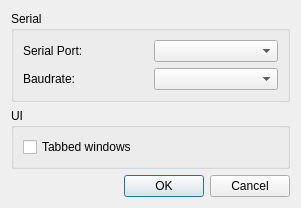
Before: the Qt Designer form settings.ui in xcoder123/FlexiPlot, drawn with Qt 5.
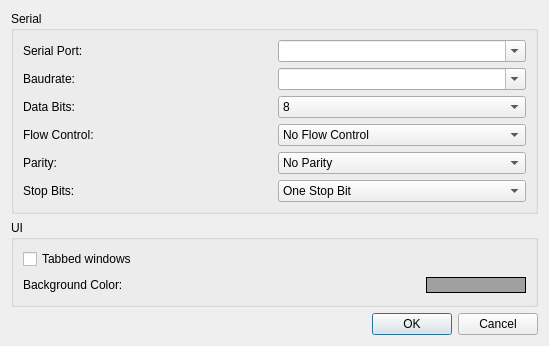
After: the same form once the commit is applied. Icons and pictures are not drawn.

```diff
--- a/settings.ui
+++ b/settings.ui
@@ -6,8 +6,8 @@
    <rect>
     <x>0</x>
     <y>0</y>
-    <width>301</width>
-    <height>188</height>
+    <width>549</width>
+    <height>329</height>
    </rect>
   </property>
   <property name="windowTitle">
@@ -34,7 +34,11 @@
          </widget>
         </item>
         <item>
-         <widget class="QComboBox" name="serialPort"/>
+         <widget class="QComboBox" name="serialPort">
+          <property name="editable">
+           <bool>true</bool>
+          </property>
+         </widget>
         </item>
        </layout>
       </item>
@@ -48,7 +52,161 @@
          </widget>
         </item>
         <item>
-         <widget class="QComboBox" name="baudrate"/>
+         <widget class="QComboBox" name="baudrate">
+          <property name="editable">
+           <bool>true</bool>
+          </property>
+         </widget>
+        </item>
+       </layout>
+      </item>
+      <item>
+       <layout class="QHBoxLayout" name="horizontalLayout">
+        <property name="topMargin">
+         <number>0</number>
+        </property>
+        <item>
+         <widget class="QLabel" name="label_3">
+          <property name="text">
+           <string>Data Bits:</string>
+          </property>
+         </widget>
+        </item>
+        <item>
+         <widget class="QComboBox" name="dataBits">
+          <property name="currentIndex">
+           <number>3</number>
+          </property>
+          <item>
+           <property name="text">
+            <string>5</string>
+           </property>
+          </item>
+          <item>
+           <property name="text">
+            <string>6</string>
+           </property>
+          </item>
+          <item>
+           <property name="text">
+            <string>7</string>
+           </property>
+          </item>
+          <item>
+           <property name="text">
+            <string>8</string>
+           </property>
+          </item>
+         </widget>
+        </item>
+       </layout>
+      </item>
+      <item>
+       <layout class="QHBoxLayout" name="horizontalLayout_5">
+        <property name="topMargin">
+         <number>0</number>
+        </property>
+        <item>
+         <widget class="QLabel" name="label_5">
+          <property name="text">
+           <string>Flow Control:</string>
+          </property>
+         </widget>
+        </item>
+        <item>
+         <widget class="QComboBox" name="flowControl">
+          <item>
+           <property name="text">
+            <string>No Flow Control</string>
+           </property>
+          </item>
+          <item>
+           <property name="text">
+            <string>Hardware Flow Control (RTS/CTS)</string>
+           </property>
+          </item>
+          <item>
+           <property name="text">
+            <string>Software Flow Control (XON/XOFF)</string>
+           </property>
+          </item>
+         </widget>
+        </item>
+       </layout>
+      </item>
+      <item>
+       <layout class="QHBoxLayout" name="horizontalLayout_6">
+        <property name="topMargin">
+         <number>0</number>
+        </property>
+        <item>
+         <widget class="QLabel" name="label_6">
+          <property name="text">
+           <string>Parity:</string>
+          </property>
+         </widget>
+        </item>
+        <item>
+         <widget class="QComboBox" name="parity">
+          <item>
+           <property name="text">
+            <string>No Parity</string>
+           </property>
+          </item>
+          <item>
+           <property name="text">
+            <string>Even</string>
+           </property>
+          </item>
+          <item>
+           <property name="text">
+            <string>Odd</string>
+           </property>
+          </item>
+          <item>
+           <property name="text">
+            <string>Space</string>
+           </property>
+          </item>
+          <item>
+           <property name="text">
+            <string>Mark</string>
+           </property>
+          </item>
+         </widget>
+        </item>
+       </layout>
+      </item>
+      <item>
+       <layout class="QHBoxLayout" name="horizontalLayout_7">
+        <property name="topMargin">
+         <number>0</number>
+        </property>
+        <item>
+         <widget class="QLabel" name="label_7">
+          <property name="text">
+           <string>Stop Bits:</string>
+          </property>
+         </widget>
+        </item>
+        <item>
+         <widget class="QComboBox" name="stopBits">
+          <item>
+           <property name="text">
+            <string>One Stop Bit</string>
+           </property>
+          </item>
+          <item>
+           <property name="text">
+            <string>One &amp; Half Stop Bit</string>
+           </property>
+          </item>
+          <item>
+           <property name="text">
+            <string>Two Stop Bits</string>
+           </property>
+          </item>
+         </widget>
         </item>
        </layout>
       </item>
@@ -70,6 +228,57 @@
           </property>
          </widget>
         </item>
+        <item row="1" column="0">
+         <widget class="QLabel" name="label_4">
+          <property name="text">
+           <string>Background Color:</string>
+          </property>
+         </widget>
+        </item>
+        <item row="1" column="1">
+         <layout class="QHBoxLayout" name="horizontalLayout_2">
+          <item>
+           <spacer name="horizontalSpacer">
+            <property name="orientation">
+             <enum>Qt::Horizontal</enum>
+            </property>
+            <property name="sizeHint" stdset="0">
+             <size>
+              <width>40</width>
+              <height>20</height>
+             </size>
+            </property>
+           </spacer>
+          </item>
+          <item>
+           <widget class="QPushButton" name="colorBtn">
+            <property name="minimumSize">
+             <size>
+              <width>100</width>
+              <height>0</height>
+             </size>
+            </property>
+            <property name="cursor">
+             <cursorShape>PointingHandCursor</cursorShape>
+            </property>
+            <property name="styleSheet">
+             <string notr="true">
+QPushButton {
+     background-color: #a0a0a0; border: 1px solid black;
+}
+
+</string>
+            </property>
+            <property name="text">
+             <string/>
+            </property>
+            <property name="flat">
+             <bool>true</bool>
+            </property>
+           </widget>
+          </item>
+         </layout>
+        </item>
        </layout>
       </item>
      </layout>
```
